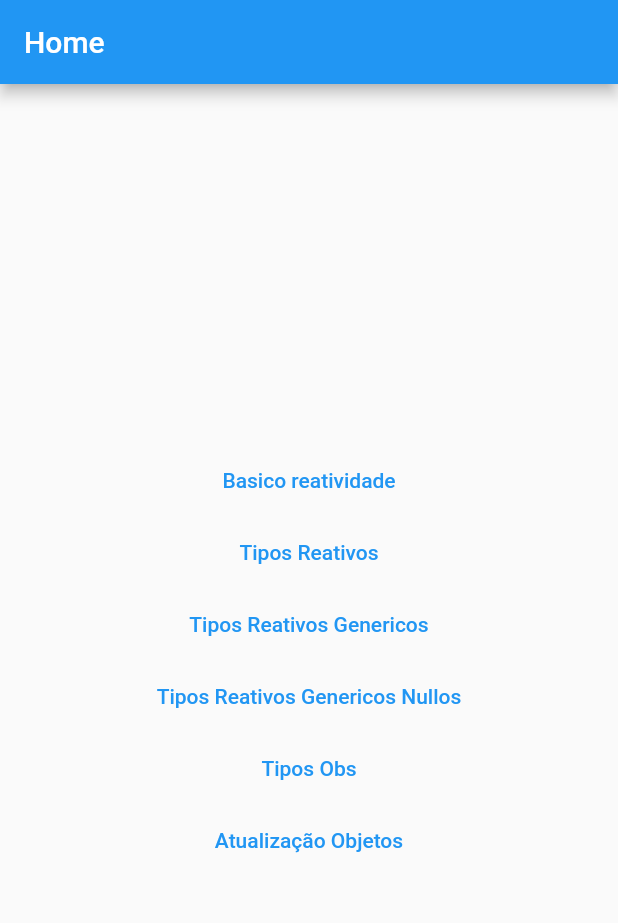
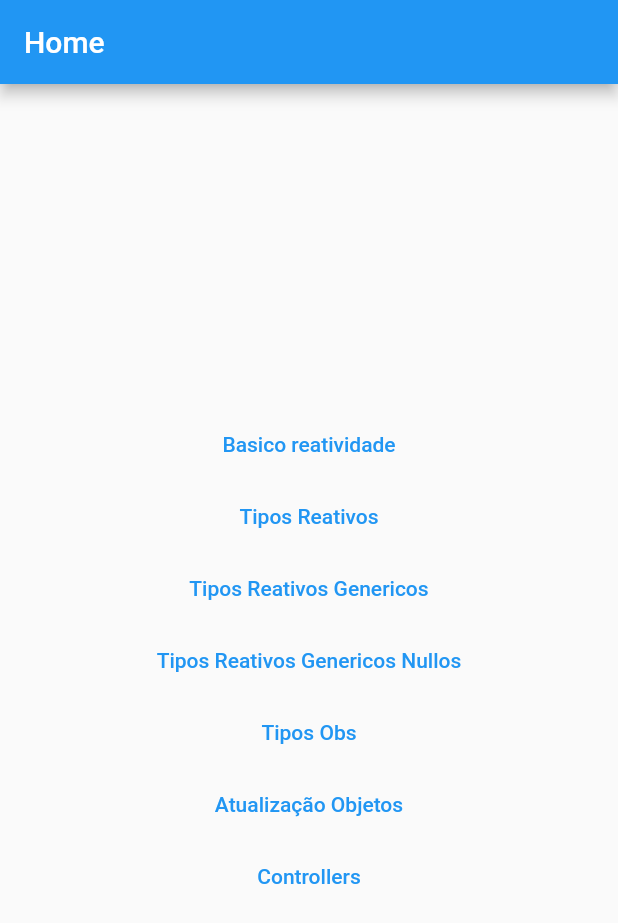
Before and after one commit to 2DevGs/get_state_manager, a Flutter app: the screen it shows after launch, on a phone screen of 412 x 824 dp. Shown: the top 923 px of the screen. Run offline on Flutter 3.47's test engine with Material 2 defaults, Android fonts, the phone set to English and light mode, and no system bars; our stand-ins replace get.

Commit message:
GetX Controller
In this commit, a basic Controller structure was implemented using GetX to understand its lifecycle, best practices, and data reload.

```diff
--- a/lib/atualizacao/atuzalizacao_objetos_page.dart
+++ b/lib/atualizacao/atuzalizacao_objetos_page.dart
@@ -1,7 +1,6 @@
 import 'package:flutter/material.dart';
 import 'package:get/get.dart';
 import 'package:get_state_manager/atualizacao/usuario_model.dart';
-import 'package:get_state_manager/tipos/model/aluno.dart';
 
 class AtuzalizacaoObjetosPage extends StatelessWidget {
   final alunoModel = UsuarioModel(
--- a/lib/home_page.dart
+++ b/lib/home_page.dart
@@ -50,6 +50,12 @@ class HomePage extends StatelessWidget {
               },
               child: const Text('Atualização Objetos'),
             ),
+            TextButton(
+              onPressed: () {
+                Get.toNamed('/controllers');
+              },
+              child: const Text('Controllers'),
+            ),
           ],
         ),
       ),
--- a/lib/main.dart
+++ b/lib/main.dart
@@ -1,8 +1,11 @@
 import 'package:flutter/material.dart';
 import 'package:get/get.dart';
+import 'package:get_state_manager/controllers/getxcontroller_example/controller.dart';
 
 import 'atualizacao/atuzalizacao_objetos_page.dart';
 import 'basico/reatividade_page.dart';
+import 'controllers/controllers_home_page.dart';
+import 'controllers/getxcontroller_example/getx_controller_example_page.dart';
 import 'home_page.dart';
 import 'tipos/tipo_obs_page.dart';
 import 'tipos/tipo_reativos_genericos_nullos_page.dart';
@@ -22,10 +25,28 @@ class MyApp extends StatelessWidget {
         GetPage(name: '/', page: () => const HomePage()),
         GetPage(name: '/basico', page: () => ReatividadePage()),
         GetPage(name: '/tiposReativos', page: () => TipoReativosPage()),
-        GetPage(name: '/tiposReativosGenericos', page: () => TipoReativosGenericosPage()),
-        GetPage(name: '/tiposReativosGenericosNullos', page: () => TipoReativosGenericosNullosPage()),
+        GetPage(
+            name: '/tiposReativosGenericos',
+            page: () => TipoReativosGenericosPage()),
+        GetPage(
+            name: '/tiposReativosGenericosNullos',
+            page: () => TipoReativosGenericosNullosPage()),
         GetPage(name: '/tiposObs', page: () => TiposOBSPage()),
-        GetPage(name: '/atualizacaoObjetos', page: () => AtuzalizacaoObjetosPage()),
+        GetPage(
+            name: '/atualizacaoObjetos', page: () => AtuzalizacaoObjetosPage()),
+        GetPage(
+            name: '/controllers',
+            page: () => const ControllersHomePage(),
+            children: [
+              GetPage(
+                name: '/getxcontroller',
+                binding: BindingsBuilder(() {
+                  // Get.put(Controller());
+                  Get.lazyPut(() => Controller());
+                }),
+                page: () => const GetxControllerExamplePage(),
+              )
+            ]),
       ],
     );
   }
```
Also changed, not shown: lib/controllers/controllers_home_page.dart (added, +28 -0 lines), lib/controllers/getxcontroller_example/controller.dart (added, +33 -0 lines), lib/controllers/getxcontroller_example/getx_controller_example_page.dart (added, +53 -0 lines).
